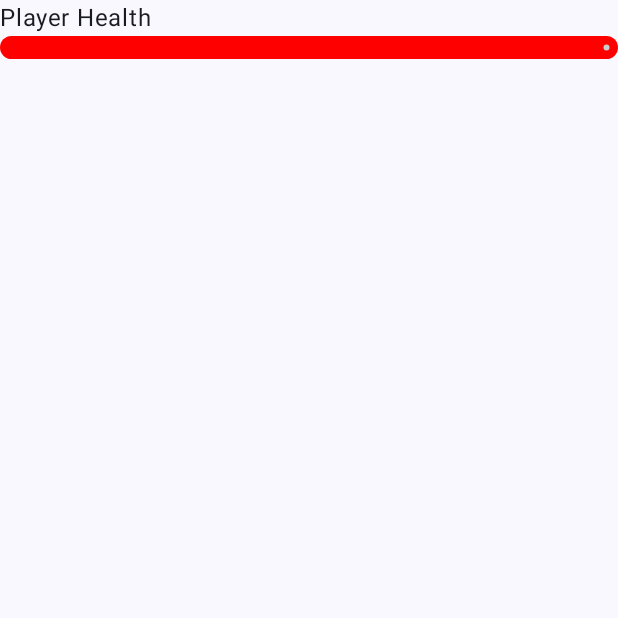
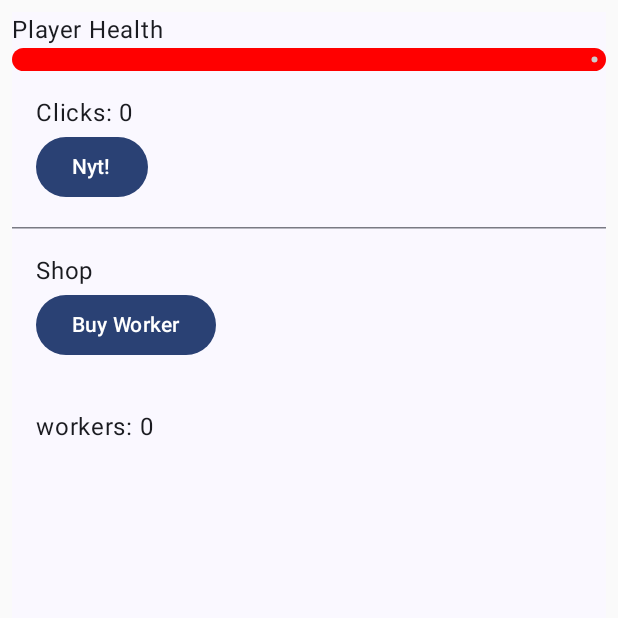
Before and after one commit to JustusUurtimo/Korttipakkka, an Android app built with Jetpack Compose: the screen it shows after launch (MainActivity), on a phone screen of 412 x 824 dp, the top half of it. Run offline under Robolectric (Android 15) with nearby library versions, the phone set to English and light mode, and no system bars.

Commit message:
The Clicker demo is now available.

```diff
--- a/app/src/main/java/com/sq/thed_ck_licker/MainActivity.kt
+++ b/app/src/main/java/com/sq/thed_ck_licker/MainActivity.kt
@@ -4,14 +4,26 @@ import android.os.Bundle
 import androidx.activity.ComponentActivity
 import androidx.activity.compose.setContent
 import androidx.activity.enableEdgeToEdge
+import androidx.compose.foundation.layout.Column
 import androidx.compose.foundation.layout.fillMaxSize
+import androidx.compose.foundation.layout.fillMaxWidth
 import androidx.compose.foundation.layout.padding
+import androidx.compose.material3.Button
+import androidx.compose.material3.HorizontalDivider
 import androidx.compose.material3.Scaffold
+import androidx.compose.material3.Text
 import androidx.compose.runtime.Composable
+import androidx.compose.runtime.LaunchedEffect
+import androidx.compose.runtime.MutableIntState
+import androidx.compose.runtime.MutableState
+import androidx.compose.runtime.mutableIntStateOf
+import androidx.compose.runtime.saveable.rememberSaveable
 import androidx.compose.ui.Modifier
 import androidx.compose.ui.tooling.preview.Preview
+import androidx.compose.ui.unit.dp
 import com.sq.thed_ck_licker.player.HealthBar
 import com.sq.thed_ck_licker.ui.theme.TheD_ck_LickerTheme
+import kotlinx.coroutines.delay
 
 class MainActivity : ComponentActivity() {
     override fun onCreate(savedInstanceState: Bundle?) {
@@ -19,18 +31,97 @@ class MainActivity : ComponentActivity() {
         enableEdgeToEdge()
         setContent {
             TheD_ck_LickerTheme {
-                Scaffold(modifier = Modifier.fillMaxSize()) { innerPadding ->
-                    HealthBar(0f, modifier = Modifier.padding(innerPadding))
+                val clicks = rememberSaveable() { mutableIntStateOf(0) }
+                val workers = rememberSaveable() { mutableIntStateOf(0) }
+                val modifier = Modifier
+
+                Scaffold(
+                    modifier = modifier
+                        .padding(8.dp)
+                        .fillMaxSize()
+                ) { innerPadding ->
+                    Column {
+                        HealthBar(
+                            (clicks.intValue.toFloat() % 100) / 100f,
+                            modifier = modifier.padding(innerPadding)
+                        )
+                        TheClickButtonAndText(modifier, clicks)
+                        HorizontalDivider()
+                        TheShop(modifier, clicks, workers)
+                        TheWorkers(modifier, clicks, workers)
+
+                    }
                 }
             }
         }
     }
 }
 
+
+@Composable
+fun TheShop(modifier: Modifier, clicks: MutableIntState, workers: MutableIntState) {
+    Column(modifier = modifier.padding(16.dp)) {
+        Text("Shop")
+        Button(onClick =  {
+            if (clicks.intValue >= 10) {
+                clicks.intValue -= 10
+                workers.intValue++
+            }
+        }){
+            Text("Buy Worker")
+        }
+    }
+
+}
+
+@Preview(showBackground = true)
+@Composable
+fun TheClickButtonAndText(
+    modifier: Modifier = Modifier,
+    clicks: MutableState<Int> = mutableIntStateOf(0),
+) {
+    Column(modifier = modifier.padding(16.dp)) {
+        Text("Clicks: ${clicks.value}")
+        Button(onClick = {
+            clicks.value++
+            println("clicks ${clicks.value}")
+        }) {
+            Text("Nyt!")
+        }
+    }
+}
+
+
+@Preview(showBackground = true)
+@Composable
+fun TheWorkers(
+    modifier: Modifier = Modifier,
+    clicks: MutableState<Int> = mutableIntStateOf(0),
+    workers: MutableState<Int> = mutableIntStateOf(0),
+) {
+    Column(modifier = modifier.padding(16.dp)) {
+        Text("workers: ${workers.value}")
+    }
+    LaunchedEffect(true) {
+        while (true) {
+//            time = Time.getLatest()
+            delay(1000)
+            println("aaaaaa")
+            clicks.value += workers.value
+        }
+
+    }
+}
+
 @Preview(showBackground = true)
 @Composable
 fun GreetingPreview() {
+    var clicks = rememberSaveable() { mutableIntStateOf(0) }
+    val modifier = Modifier
     TheD_ck_LickerTheme {
-        HealthBar(0f)
+        Column(modifier = modifier.fillMaxWidth()) {
+            HealthBar((clicks.intValue.toFloat() % 100) / 100f, modifier)
+            TheClickButtonAndText(modifier, clicks)
+        }
     }
 }
```
